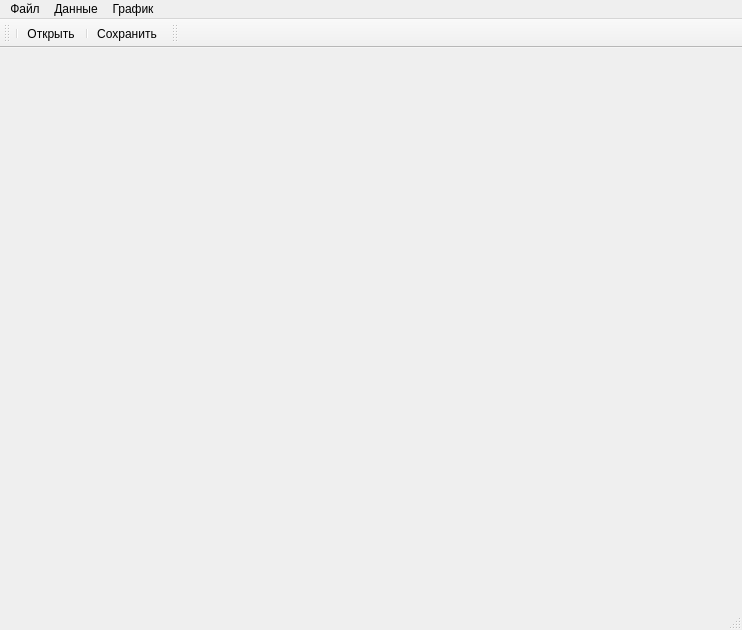
SukhoiRU/Graphics, file graphicsdoc.ui: the form before one commit.
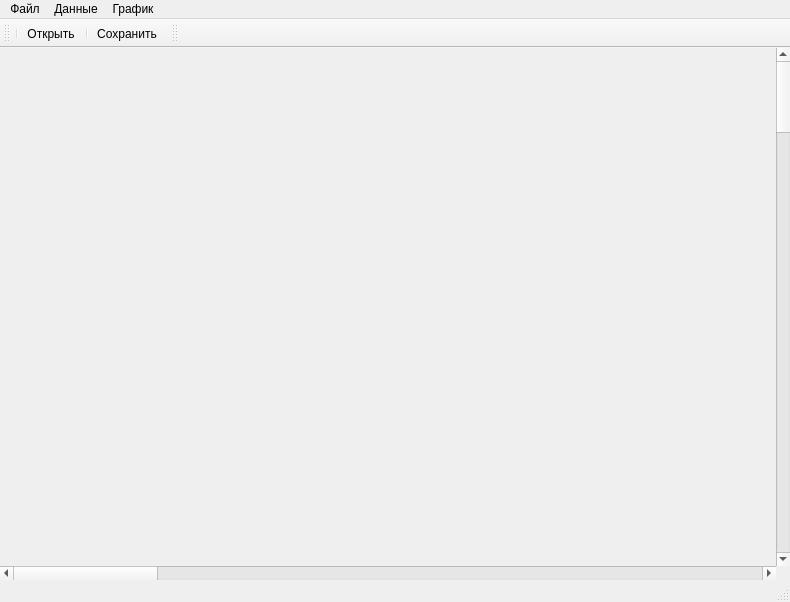
The form after the commit. Icons and pictures are not drawn.

Patch:
```diff
--- a/graphicsdoc.ui
+++ b/graphicsdoc.ui
@@ -6,19 +6,73 @@
    <rect>
     <x>0</x>
     <y>0</y>
-    <width>742</width>
-    <height>630</height>
+    <width>790</width>
+    <height>602</height>
    </rect>
   </property>
   <property name="windowTitle">
    <string>Graphics</string>
   </property>
+  <widget class="QWidget" name="centralwidget">
+   <layout class="QGridLayout" name="gridLayout">
+    <property name="leftMargin">
+     <number>0</number>
+    </property>
+    <property name="topMargin">
+     <number>0</number>
+    </property>
+    <property name="rightMargin">
+     <number>0</number>
+    </property>
+    <property name="bottomMargin">
+     <number>0</number>
+    </property>
+    <property name="spacing">
+     <number>0</number>
+    </property>
+    <item row="0" column="1">
+     <widget class="QScrollBar" name="verticalScrollBar">
+      <property name="maximum">
+       <number>297</number>
+      </property>
+      <property name="singleStep">
+       <number>5</number>
+      </property>
+      <property name="pageStep">
+       <number>50</number>
+      </property>
+      <property name="orientation">
+       <enum>Qt::Vertical</enum>
+      </property>
+     </widget>
+    </item>
+    <item row="1" column="0">
+     <widget class="QScrollBar" name="horizontalScrollBar">
+      <property name="maximum">
+       <number>210</number>
+      </property>
+      <property name="singleStep">
+       <number>5</number>
+      </property>
+      <property name="pageStep">
+       <number>50</number>
+      </property>
+      <property name="orientation">
+       <enum>Qt::Horizontal</enum>
+      </property>
+      <property name="invertedControls">
+       <bool>false</bool>
+      </property>
+     </widget>
+    </item>
+   </layout>
+  </widget>
   <widget class="QMenuBar" name="menuBar">
    <property name="geometry">
     <rect>
      <x>0</x>
      <y>0</y>
-     <width>742</width>
+     <width>790</width>
      <height>21</height>
     </rect>
    </property>
```
Left out of the diff: 6 changed lines with no effect on the pictures.
